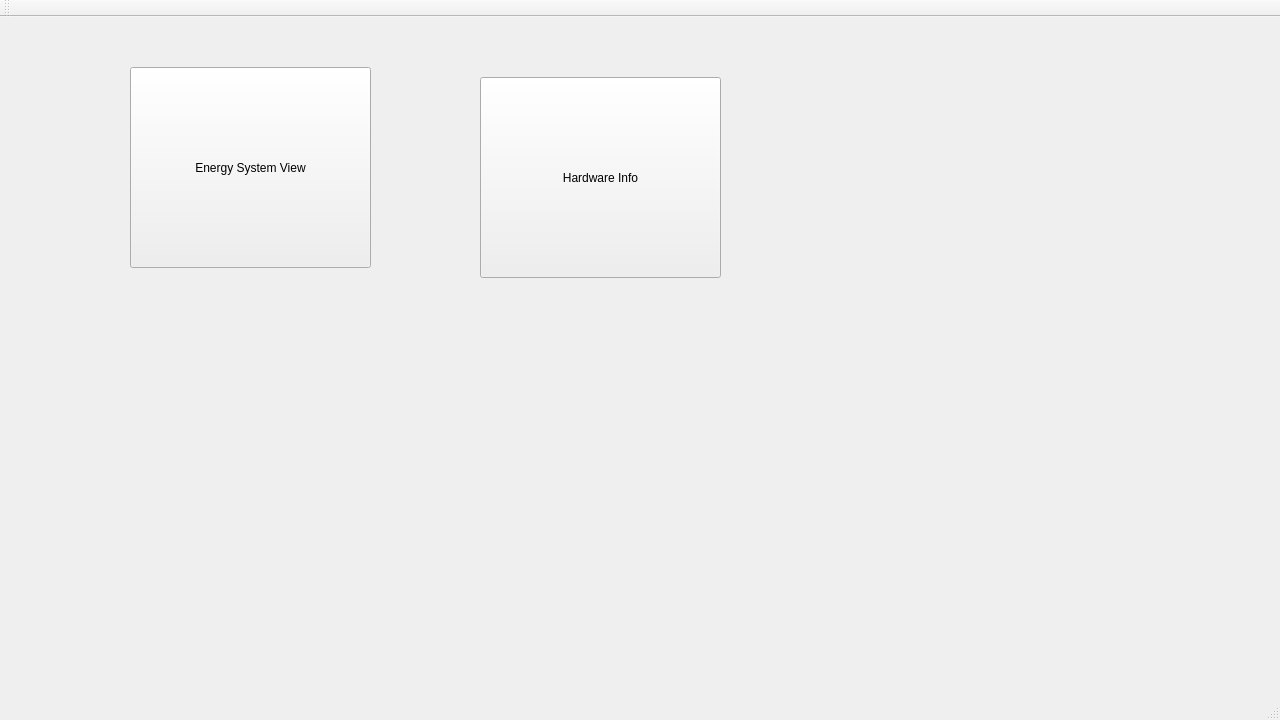
The window that mainwindow.ui (haoyi-jason/BMS_HY01_old) describes before a commit, drawn with Qt 5.
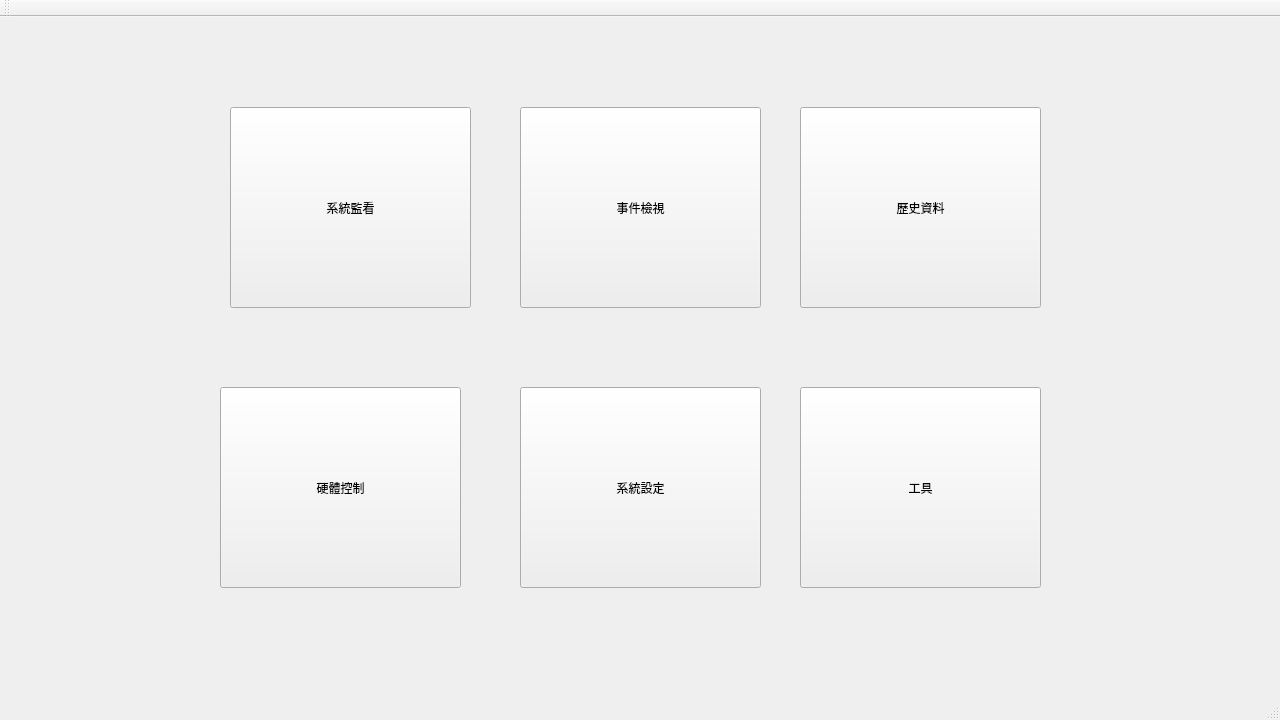
The same window after the commit.

Diff of the .ui file:
```diff
--- a/mainwindow.ui
+++ b/mainwindow.ui
@@ -17,27 +17,79 @@
    <widget class="QPushButton" name="pushButton">
     <property name="geometry">
      <rect>
-      <x>130</x>
-      <y>50</y>
+      <x>230</x>
+      <y>90</y>
       <width>241</width>
       <height>201</height>
      </rect>
     </property>
     <property name="text">
-     <string>Energy System View</string>
+     <string>系統監看</string>
     </property>
    </widget>
    <widget class="QPushButton" name="pushButton_2">
     <property name="geometry">
      <rect>
-      <x>480</x>
-      <y>60</y>
+      <x>220</x>
+      <y>370</y>
       <width>241</width>
       <height>201</height>
      </rect>
     </property>
     <property name="text">
-     <string>Hardware Info</string>
+     <string>硬體控制</string>
+    </property>
+   </widget>
+   <widget class="QPushButton" name="pbSysConfig">
+    <property name="geometry">
+     <rect>
+      <x>520</x>
+      <y>370</y>
+      <width>241</width>
+      <height>201</height>
+     </rect>
+    </property>
+    <property name="text">
+     <string>系統設定</string>
+    </property>
+   </widget>
+   <widget class="QPushButton" name="pushButton_4">
+    <property name="geometry">
+     <rect>
+      <x>800</x>
+      <y>370</y>
+      <width>241</width>
+      <height>201</height>
+     </rect>
+    </property>
+    <property name="text">
+     <string>工具</string>
+    </property>
+   </widget>
+   <widget class="QPushButton" name="pbSystemMonitor_2">
+    <property name="geometry">
+     <rect>
+      <x>800</x>
+      <y>90</y>
+      <width>241</width>
+      <height>201</height>
+     </rect>
+    </property>
+    <property name="text">
+     <string>歷史資料</string>
+    </property>
+   </widget>
+   <widget class="QPushButton" name="pbViewEvent">
+    <property name="geometry">
+     <rect>
+      <x>520</x>
+      <y>90</y>
+      <width>241</width>
+      <height>201</height>
+     </rect>
+    </property>
+    <property name="text">
+     <string>事件檢視</string>
     </property>
    </widget>
   </widget>
```
Left out of the diff: 4 changed lines with no effect on the pictures.
